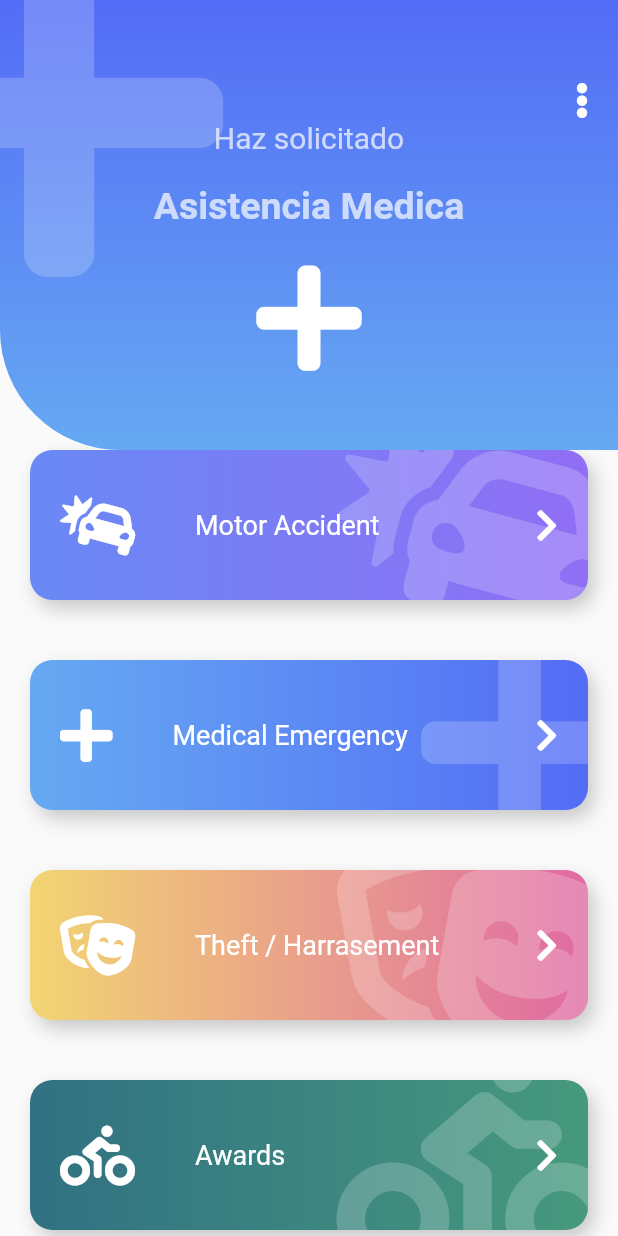
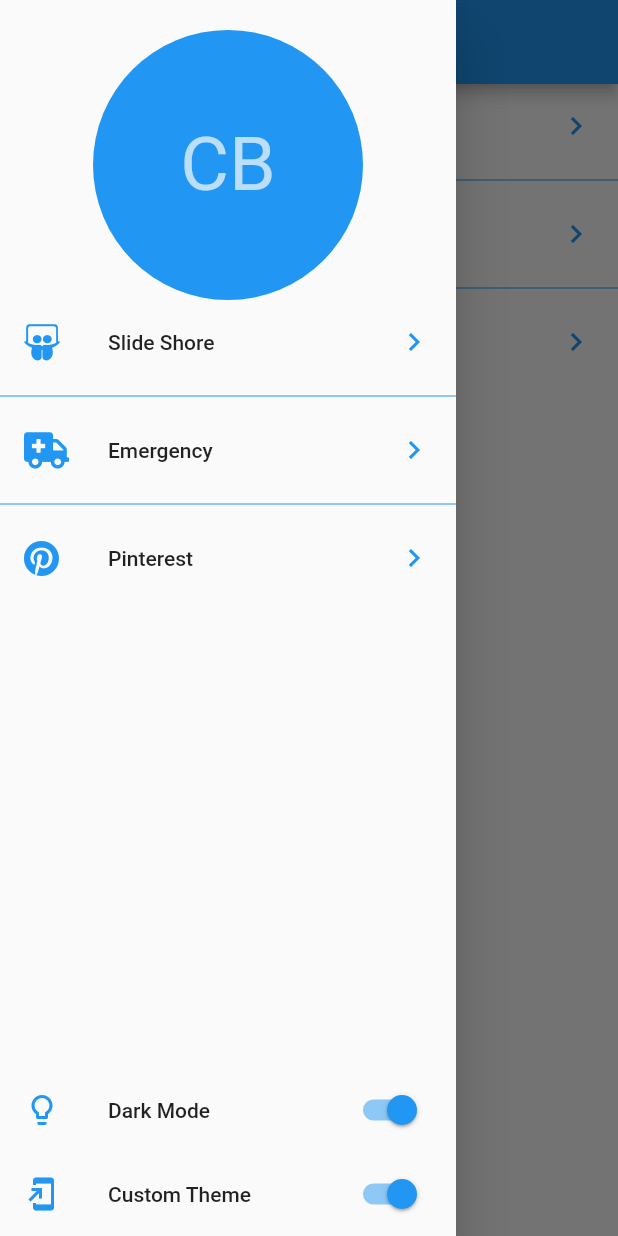
Before and after one commit to Carlos-55/flutter-design, a Flutter app: the screen it shows after launch, with the side drawer open (before the commit the screen has no drawer), on a phone screen of 412 x 824 dp. Run offline on Flutter 3.47's test engine with Material 2 defaults, Android fonts, the phone set to English and light mode, and no system bars; our stand-ins replace animate_do, flutter_svg, font_awesome_flutter.

```diff
--- a/lib/main.dart
+++ b/lib/main.dart
@@ -1,6 +1,7 @@
 import 'package:flutter/material.dart';
-import 'package:pinterest/src/pages/emergency_page.dart';
-import 'package:pinterest/src/pages/pinterest_page.dart';
+import 'package:pinterest/src/pages/launcher_page.dart';
+// import 'package:pinterest/src/pages/emergency_page.dart';
+// import 'package:pinterest/src/pages/pinterest_page.dart';
 // import 'package:pinterest/src/pages/pinterest_page.dart';
 // import 'package:pinterest/src/widgets/pinteres_menu.dart';
 // import 'package:pinterest/src/pages/slideshow_page.dart';
@@ -16,6 +17,6 @@ class MyApp extends StatelessWidget {
     return MaterialApp(
         debugShowCheckedModeBanner: false,
         title: 'App desing',
-        home: EmergencyPage());
+        home: LauncherPage());
   }
 }
--- a/lib/src/labs/slideshow.dart
+++ b/lib/src/labs/slideshow.dart
@@ -12,7 +12,10 @@ class SlideShowPage extends StatelessWidget {
       create: (_) => new SliderModel(),
       child: Scaffold(
         body: Column(
-          children: [Expanded(child: _Slides()), _DotsDown()],
+          children: [
+            Expanded(child: _Slides()),
+            _DotsDown(),
+          ],
         ),
       ),
     );
--- /dev/null
+++ b/lib/src/pages/launcher_page.dart
@@ -0,0 +1,99 @@
+import 'package:flutter/cupertino.dart';
+import 'package:flutter/material.dart';
+import 'package:font_awesome_flutter/font_awesome_flutter.dart';
+import 'package:pinterest/src/routes/routes.dart';
+
+class LauncherPage extends StatelessWidget {
+  const LauncherPage({Key key}) : super(key: key);
+
+  @override
+  Widget build(BuildContext context) {
+    return Scaffold(
+        appBar: AppBar(
+          title: Text('Disenios en flutter'),
+        ),
+        drawer: _PrincipalDrawer(),
+        body: _ListOptions());
+  }
+}
+
+class _ListOptions extends StatelessWidget {
+  const _ListOptions({Key key}) : super(key: key);
+
+  @override
+  Widget build(BuildContext context) {
+    return ListView.separated(
+      physics: BouncingScrollPhysics(),
+      separatorBuilder: (BuildContext context, i) => Divider(
+        color: Colors.blue,
+      ),
+      itemCount: pageRoute.length,
+      itemBuilder: (context, i) => ListTile(
+        leading: FaIcon(
+          pageRoute[i].icon,
+          color: Colors.blue,
+        ),
+        title: Text(pageRoute[i].title),
+        trailing: Icon(
+          Icons.chevron_right,
+          color: Colors.blue,
+        ),
+        onTap: () {
+          Navigator.push(
+              context,
+              MaterialPageRoute(
+                  builder: (BuildContext context) => pageRoute[i].page));
+        },
+      ),
+    );
+  }
+}
+
+class _PrincipalDrawer extends StatelessWidget {
+  const _PrincipalDrawer({Key key}) : super(key: key);
+
+  @override
+  Widget build(BuildContext context) {
+    return Drawer(
+      child: Container(
+        child: Column(
+          children: [
+            SafeArea(
+              child: Container(
+                padding: EdgeInsets.only(top: 20),
+                width: double.infinity,
+                height: 200,
+                child: CircleAvatar(
+                  backgroundColor: Colors.blue,
+                  child: Text(
+                    'CB',
+                    style: TextStyle(fontSize: 50),
+                  ),
+                ),
+              ),
+            ),
+            Expanded(child: _ListOptions()),
+            ListTile(
+              leading: Icon(
+                Icons.lightbulb_outline,
+                color: Colors.blue,
+              ),
+              title: Text('Dark Mode'),
+              trailing: Switch.adaptive(
+                  value: true, activeColor: Colors.blue, onChanged: (value) {}),
+            ),
+            ListTile(
+              leading: Icon(
+                Icons.add_to_home_screen,
+                color: Colors.blue,
+              ),
+              title: Text('Custom Theme'),
+              trailing: Switch.adaptive(
+                  value: true, activeColor: Colors.blue, onChanged: (value) {}),
+            )
+          ],
+        ),
+      ),
+    );
+  }
+}
--- a/lib/src/pages/slideshow_page.dart
+++ b/lib/src/pages/slideshow_page.dart
@@ -9,7 +9,7 @@ class SlidesShowPage extends StatelessWidget {
         body: Column(
       children: [
         Expanded(child: _MySlideShow()),
-        Expanded(child: _MySlideShow())
+        Expanded(child: _MySlideShow()),
       ],
     ));
   }
--- /dev/null
+++ b/lib/src/routes/routes.dart
@@ -0,0 +1,21 @@
+import 'package:flutter/material.dart';
+import 'package:font_awesome_flutter/font_awesome_flutter.dart';
+
+////===============================================
+import 'package:pinterest/src/labs/slideshow.dart';
+import 'package:pinterest/src/pages/emergency_page.dart';
+import 'package:pinterest/src/pages/pinterest_page.dart';
+
+final pageRoute = <_Route>[
+  _Route(FontAwesomeIcons.slideshare, 'Slide Shore', SlideShowPage()),
+  _Route(FontAwesomeIcons.ambulance, 'Emergency', EmergencyPage()),
+  _Route(FontAwesomeIcons.pinterest, 'Pinterest', PinterestPage()),
+];
+
+class _Route {
+  final IconData icon;
+  final String title;
+  final Widget page;
+
+  _Route(this.icon, this.title, this.page);
+}
```
Also changed, not shown: lib/src/pages/emergency_page.dart (+12 -0 lines), lib/src/pages/pinterest_page.dart (+12 -0 lines).
